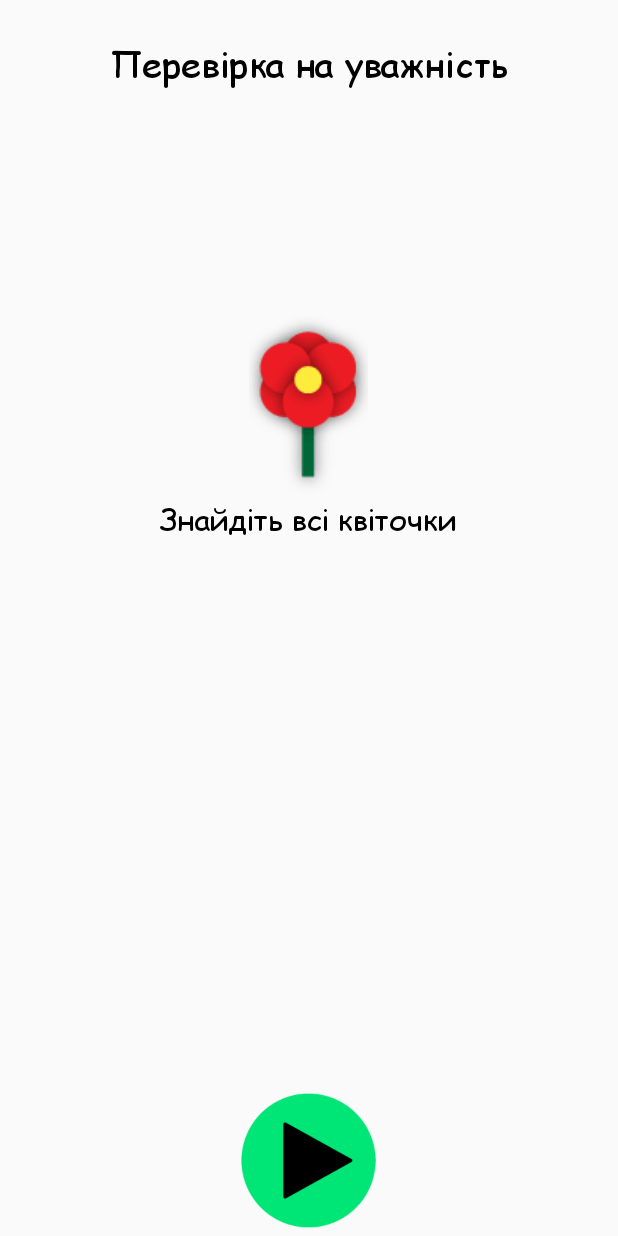
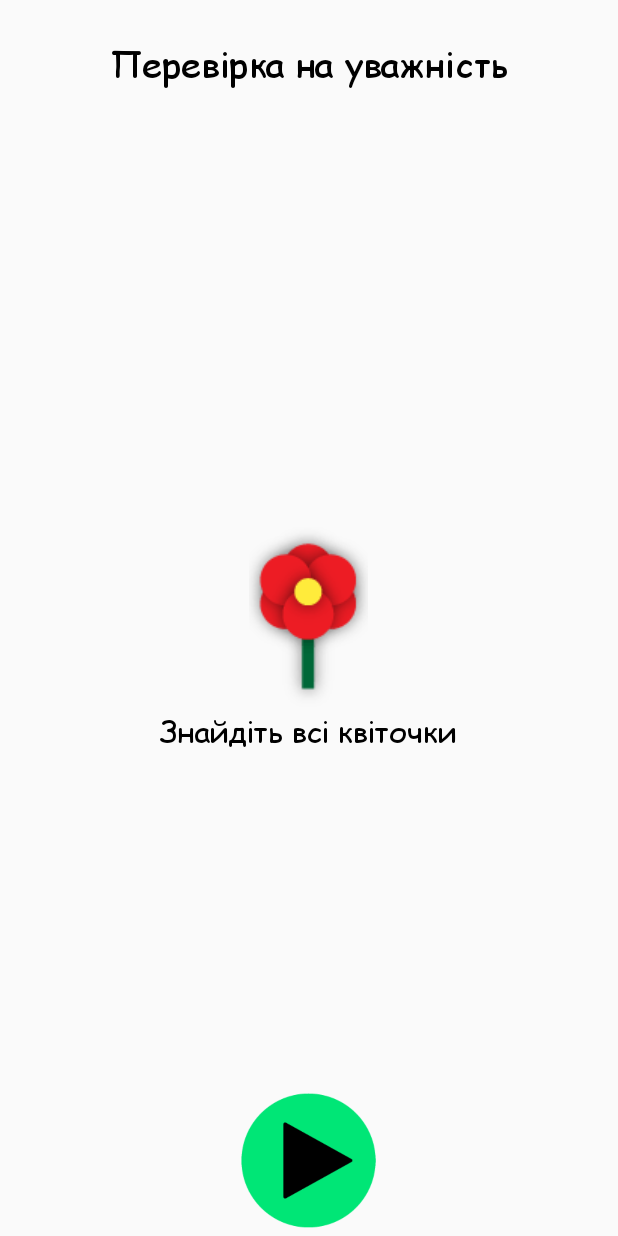
Before and after one commit to gmastrbit/EduGameV3, an Android app: the dod1_g3 screen opened directly, with no data from a screen before it, on a phone screen of 412 x 824 dp. Run offline under Robolectric (Android 15) with nearby library versions, the phone set to English and light mode, and no system bars; pictures from the network do not load.

Commit message:
Responsive design x1
activity_main — dod1_g3_1

```diff
--- a/app/src/main/res/layout/activity_main.xml
+++ b/app/src/main/res/layout/activity_main.xml
@@ -7,6 +7,8 @@
         android:id="@+id/imageView437"
         android:layout_width="wrap_content"
         android:layout_height="wrap_content"
+        android:layout_centerHorizontal="true"
+        android:layout_centerVertical="true"
         android:onClick="showSnackMain"
         android:paddingBottom="100dp"
         android:paddingLeft="25dp"
--- a/app/src/main/res/layout/dod1_g3_1.xml
+++ b/app/src/main/res/layout/dod1_g3_1.xml
@@ -20,9 +20,8 @@
         android:id="@+id/imageView450"
         android:layout_width="wrap_content"
         android:layout_height="wrap_content"
-        android:layout_below="@+id/textView42"
         android:layout_centerHorizontal="true"
-        android:layout_marginTop="150dp"
+        android:layout_centerVertical="true"
         app:srcCompat="@drawable/game44_flower" />
 
     <TextView
```
